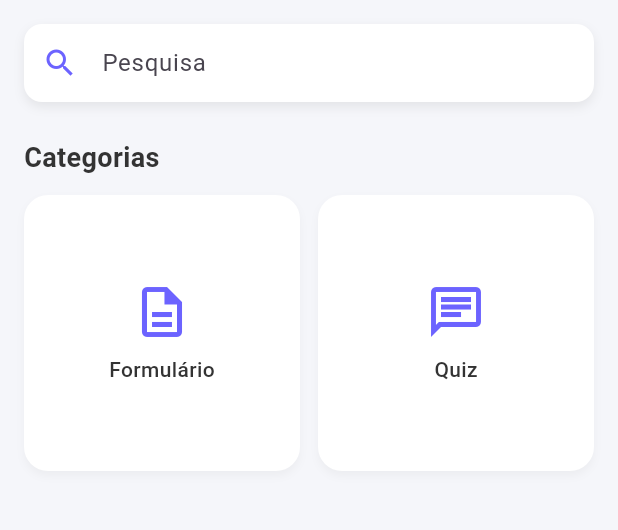
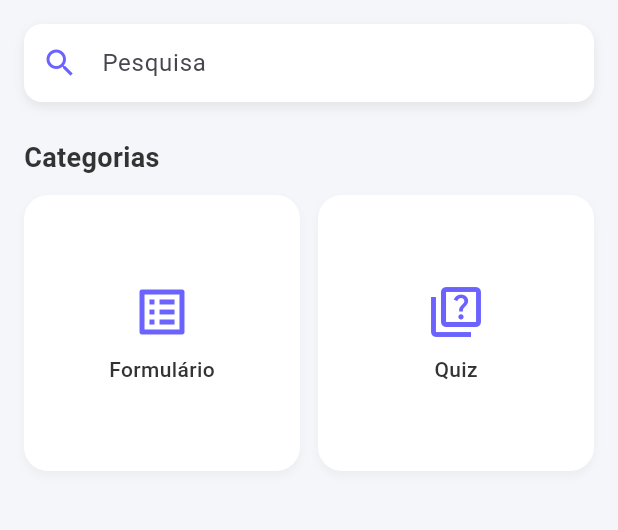
Before and after one commit to sabrina702/ProjetosWeb, a Flutter app: the HomePage screen opened by its route, on a phone screen of 412 x 824 dp, the part 84-614 px from its top. Run offline on Flutter 3.47's test engine with Material 3 defaults, Android fonts, the phone set to English and light mode, and no system bars; our stand-ins replace cloud_firestore, firebase_auth, firebase_core; accounts and stored records are empty.

Commit message:
feat: ajuste de código

```diff
--- a/lib/data/models/pokemon.dart
+++ b/lib/data/models/pokemon.dart
@@ -16,7 +16,7 @@ class Pokemon {
       id: json['id'],
       name: json['name'],
       type: List<String>.from(json['type']),
-      image: json['image'],
+      image: json['img'],
     );
   }
 }
--- a/lib/presentation/pages/home/homePage.dart
+++ b/lib/presentation/pages/home/homePage.dart
@@ -55,7 +55,7 @@ class HomePage extends StatelessWidget {
                 crossAxisSpacing: 12,
                 children: [
                   _buildCategoryCard(
-                    icon: Icons.description_outlined,
+                    icon: Icons.list_alt_outlined,
                     title: 'Formulário',
                     onTap: () {
                       Navigator.push(
@@ -65,7 +65,7 @@ class HomePage extends StatelessWidget {
                     },
                   ),
                   _buildCategoryCard(
-                    icon: Icons.chat_outlined,
+                    icon: Icons.quiz_outlined,
                     title: 'Quiz',
                     onTap: () {
                       Navigator.push(
--- a/lib/service/pokemon_service.dart
+++ b/lib/service/pokemon_service.dart
@@ -11,7 +11,7 @@ class PokemonService {
 
     if (response.statusCode == 200) {
       final data = json.decode(response.body);
-      final pokemons = (data['pokemons'] as List)
+      final pokemons = (data['pokemon'] as List)
           .map((p) => Pokemon.fromJson(p))
           .toList();
 
```
Also changed, not shown: lib/presentation/pages/pokemonPage.dart (+29 -4 lines).
